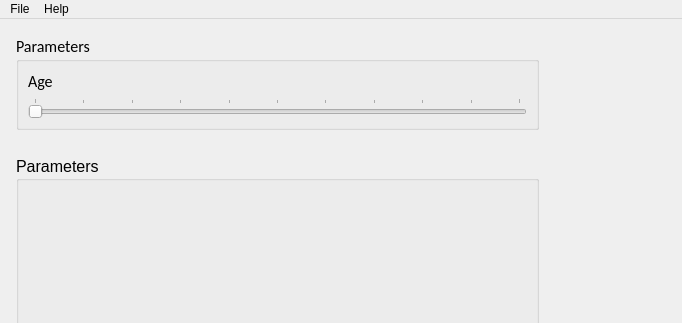
Old version of the form mainwindow.ui in the repository helderc/dss-bt-risk; both pictures show x 0 to 682 and y 0 to 323 of the 1097 by 819 pixel window.
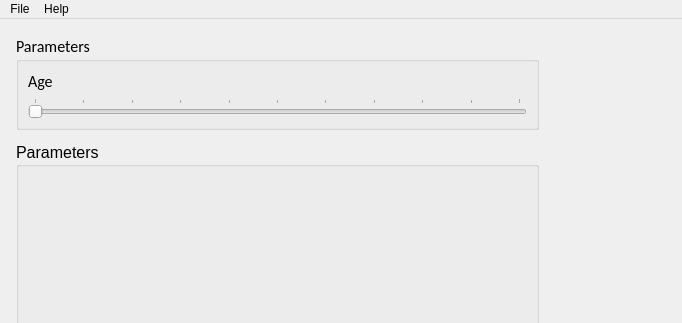
New version of the form. Custom widgets are drawn as their Qt base class.

Commit message: upd: test with QChart

```diff
--- a/mainwindow.ui
+++ b/mainwindow.ui
@@ -74,17 +74,7 @@
        </widget>
       </item>
       <item>
-       <spacer name="horizontalSpacer">
-        <property name="orientation">
-         <enum>Qt::Horizontal</enum>
-        </property>
-        <property name="sizeHint" stdset="0">
-         <size>
-          <width>40</width>
-          <height>20</height>
-         </size>
-        </property>
-       </spacer>
+       <widget class="QChartView" name="widget" native="true"/>
       </item>
       <item>
        <widget class="QGroupBox" name="parameterGroupBox">
@@ -195,6 +185,12 @@
    <header>mplwidget</header>
    <container>1</container>
   </customwidget>
+  <customwidget>
+   <class>QChartView</class>
+   <extends>QWidget</extends>
+   <header>PyQt5.QtChart</header>
+   <container>1</container>
+  </customwidget>
  </customwidgets>
  <resources/>
  <connections/>
```
The commit also changes 1 other file.
